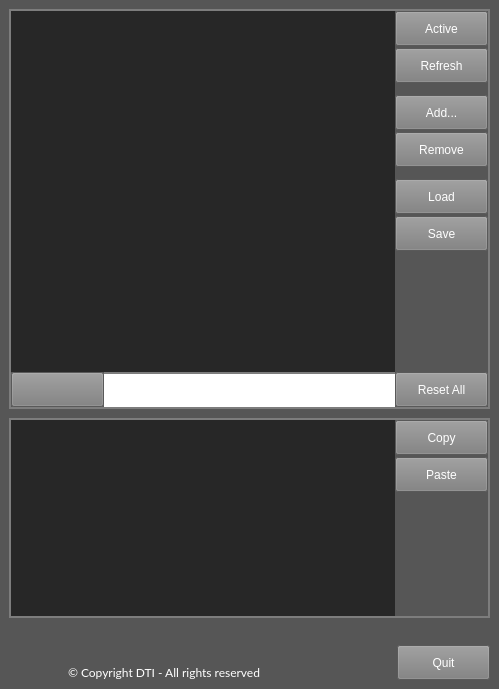
The window that resource/pattern_manager_widget.ui (teknologisk-institut/rqt_pattern_manager) describes before a commit, drawn with Qt 5.
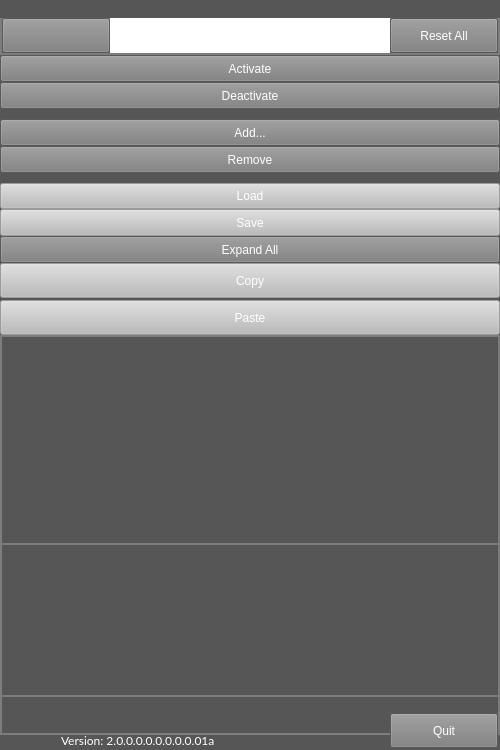
The same window after the commit. Icons and pictures are not drawn.

Commit message: added feature to drag and drop to set iteration order + created custom classes for views and models

Patch:
```diff
--- a/resource/pattern_manager_widget.ui
+++ b/resource/pattern_manager_widget.ui
@@ -6,8 +6,8 @@
    <rect>
     <x>0</x>
     <y>0</y>
-    <width>499</width>
-    <height>689</height>
+    <width>500</width>
+    <height>750</height>
    </rect>
   </property>
   <property name="sizePolicy">
@@ -18,8 +18,8 @@
   </property>
   <property name="minimumSize">
    <size>
-    <width>499</width>
-    <height>689</height>
+    <width>500</width>
+    <height>750</height>
    </size>
   </property>
   <property name="contextMenuPolicy">
@@ -45,7 +45,7 @@
 	background-color: #7d7d7d;
 	border-bottom: 1px solid black;
 	height: 27px;
-	width: 85px;
+	width: 100px;
 }
 
 QPushButton#stepButton {
@@ -56,6 +56,10 @@
     background: #5a8ab4;
 }
 
+QPushButton:!enabled {
+	background-color: rgb(187, 187, 187)
+}
+
 QTreeView {
 	background-color: #272727;
 	border: none;
@@ -83,8 +87,18 @@
     border-image: url(&quot;:/resource/stylesheet-branch-end.png&quot;) 0;
 }
 
-QTreeView::branch:has-children:!has-siblings:adjoins-item {
-    border-image: url(&quot;:/resource/stylesheet-branch-end.png&quot;) 0;
+QTreeView::branch:has-children:!has-siblings:closed,
+QTreeView::branch:closed:has-children:has-siblings {
+    border-image: none;
+    image: url(&quot;:/resource/stylesheet-branch-closed.png&quot;);
+}
+
+QTreeView::branch:open:has-children:!has-siblings,
+QTreeView::branch:open:has-children:has-siblings  {
+     border-image: none;
+     image: url(&quot;:/resource/stylesheet-branch-open.png&quot;);
+	height: 5px;
+	width: 5px;
 }
 
 QTableView {
@@ -106,20 +120,20 @@
 	border-bottom: 1px solid black;
 }
 
-QWidget#containerWidget {
+QWidget#containerWidget, QWidget#PatternManager {
 	background-color: #565656;
 }
 
-QWidget#bottomWidget, QWidget#topWidget{
-     border-style: solid;
-     border-width: 2px;
-     border-color: #7d7d7d;
+QWidget#bottomWidget, QWidget#topWidget, QWidget#progressWidget {
+	background-color: #565656;
+	border-style: solid;
+   border-width: 2px;
+   border-color: #7d7d7d;
 }
 
 QProgressBar {
+	border: none;
 	width: 27px;
-	border: none;
-	border-top: 2px solid #7d7d7d;
 }
 
 QProgressBar::chunk {
@@ -220,7 +234,7 @@
 	border-bottom: 1px solid black;
 }
 
-QWidget#containerWidget {
+QWidget#containerWidget, QWidget#PatternManager {
 	background-color: rgb(166, 119, 205);
 }
 
@@ -262,9 +276,9 @@
 }
 */</string>
   </property>
-  <layout class="QVBoxLayout" name="verticalLayout_6">
+  <layout class="QVBoxLayout" name="verticalLayout">
    <property name="spacing">
-    <number>6</number>
+    <number>0</number>
    </property>
    <property name="leftMargin">
     <number>0</number>
@@ -287,227 +301,35 @@
       <property name="leftMargin">
        <number>9</number>
       </property>
-      <item>
-       <widget class="QWidget" name="topWidget" native="true">
-        <property name="minimumSize">
-         <size>
-          <width>0</width>
-          <height>400</height>
-         </size>
-        </property>
-        <layout class="QVBoxLayout" name="verticalLayout_8">
-         <property name="spacing">
-          <number>0</number>
-         </property>
-         <property name="leftMargin">
-          <number>2</number>
-         </property>
          <property name="topMargin">
-          <number>2</number>
+       <number>9</number>
          </property>
          <property name="rightMargin">
-          <number>2</number>
+       <number>9</number>
          </property>
          <property name="bottomMargin">
-          <number>2</number>
-         </property>
-         <item>
-          <layout class="QHBoxLayout" name="horizontalLayout">
-           <property name="spacing">
-            <number>0</number>
-           </property>
-           <item>
-            <widget class="QTreeView" name="treeView">
-             <property name="minimumSize">
-              <size>
-               <width>0</width>
-               <height>0</height>
-              </size>
-             </property>
-             <property name="accessibleName">
-              <string>treeView</string>
-             </property>
-             <property name="frameShadow">
-              <enum>QFrame::Plain</enum>
-             </property>
-             <property name="rootIsDecorated">
-              <bool>false</bool>
-             </property>
-             <property name="uniformRowHeights">
-              <bool>true</bool>
-             </property>
-             <property name="itemsExpandable">
-              <bool>false</bool>
-             </property>
-             <property name="expandsOnDoubleClick">
-              <bool>false</bool>
-             </property>
-             <attribute name="headerVisible">
-              <bool>false</bool>
-             </attribute>
+       <number>9</number>
+      </property>
+     </layout>
             </widget>
            </item>
            <item>
-            <layout class="QVBoxLayout" name="verticalLayout">
-             <property name="spacing">
-              <number>2</number>
-             </property>
-             <property name="bottomMargin">
-              <number>0</number>
-             </property>
-             <item>
-              <widget class="QPushButton" name="activeButton">
-               <property name="text">
-                <string>Active</string>
-               </property>
-               <property name="autoDefault">
-                <bool>false</bool>
-               </property>
-               <property name="default">
-                <bool>false</bool>
-               </property>
-               <property name="flat">
-                <bool>false</bool>
-               </property>
-              </widget>
-             </item>
-             <item>
-              <widget class="QPushButton" name="refreshButton">
-               <property name="text">
-                <string>Refresh</string>
-               </property>
-              </widget>
-             </item>
-             <item>
-              <spacer name="verticalSpacer">
-               <property name="orientation">
-                <enum>Qt::Vertical</enum>
-               </property>
-               <property name="sizeType">
-                <enum>QSizePolicy::Fixed</enum>
-               </property>
-               <property name="sizeHint" stdset="0">
-                <size>
-                 <width>20</width>
-                 <height>10</height>
-                </size>
-               </property>
-              </spacer>
-             </item>
-             <item>
-              <widget class="QPushButton" name="addButton">
-               <property name="text">
-                <string>Add...</string>
-               </property>
-               <property name="autoDefault">
-                <bool>false</bool>
-               </property>
-               <property name="default">
-                <bool>false</bool>
-               </property>
-               <property name="flat">
-                <bool>false</bool>
-               </property>
-              </widget>
-             </item>
-             <item>
-              <widget class="QPushButton" name="removeButton">
-               <property name="text">
-                <string>Remove</string>
-               </property>
-               <property name="autoDefault">
-                <bool>false</bool>
-               </property>
-               <property name="default">
-                <bool>false</bool>
-               </property>
-               <property name="flat">
-                <bool>false</bool>
-               </property>
-              </widget>
-             </item>
-             <item>
-              <spacer name="verticalSpacer_2">
-               <property name="orientation">
-                <enum>Qt::Vertical</enum>
-               </property>
-               <property name="sizeType">
-                <enum>QSizePolicy::Fixed</enum>
-               </property>
-               <property name="sizeHint" stdset="0">
-                <size>
-                 <width>20</width>
-                 <height>10</height>
-                </size>
-               </property>
-              </spacer>
-             </item>
-             <item>
-              <widget class="QPushButton" name="loadButton">
-               <property name="text">
-                <string>Load</string>
-               </property>
-               <property name="autoDefault">
-                <bool>false</bool>
-               </property>
-               <property name="default">
-                <bool>false</bool>
-               </property>
-               <property name="flat">
-                <bool>false</bool>
-               </property>
-              </widget>
-             </item>
-             <item>
-              <widget class="QPushButton" name="saveButton">
-               <property name="text">
-                <string>Save</string>
-               </property>
-               <property name="autoDefault">
-                <bool>false</bool>
-               </property>
-               <property name="default">
-                <bool>false</bool>
-               </property>
-               <property name="flat">
-                <bool>false</bool>
-               </property>
-              </widget>
-             </item>
-             <item>
-              <spacer name="verticalSpacer_3">
-               <property name="orientation">
-                <enum>Qt::Vertical</enum>
-               </property>
-               <property name="sizeHint" stdset="0">
-                <size>
-                 <width>20</width>
-                 <height>40</height>
-                </size>
-               </property>
-              </spacer>
-             </item>
-            </layout>
-           </item>
-          </layout>
-         </item>
-         <item>
-          <widget class="QWidget" name="horizontalWidget" native="true">
+    <widget class="QWidget" name="progressWidget" native="true">
            <layout class="QHBoxLayout" name="horizontalLayout_5">
             <property name="spacing">
              <number>0</number>
             </property>
             <property name="leftMargin">
-             <number>0</number>
+       <number>2</number>
             </property>
             <property name="topMargin">
              <number>0</number>
             </property>
             <property name="rightMargin">
-             <number>0</number>
+       <number>2</number>
             </property>
             <property name="bottomMargin">
-             <number>0</number>
+       <number>2</number>
             </property>
             <item>
              <widget class="QPushButton" name="stepButton">
@@ -548,7 +370,7 @@
               <property name="minimumSize">
                <size>
                 <width>0</width>
-                <height>0</height>
+          <height>35</height>
                </size>
               </property>
               <property name="maximumSize">
@@ -587,93 +409,198 @@
            </layout>
           </widget>
          </item>
-        </layout>
+   <item>
+    <widget class="QWidget" name="topButtonWidget" native="true">
+     <layout class="QVBoxLayout" name="topButtonLayout">
+      <property name="spacing">
+       <number>0</number>
+      </property>
+      <property name="leftMargin">
+       <number>0</number>
+      </property>
+      <property name="topMargin">
+       <number>0</number>
+      </property>
+      <property name="rightMargin">
+       <number>0</number>
+      </property>
+      <property name="bottomMargin">
+       <number>0</number>
+      </property>
+      <item>
+       <widget class="QPushButton" name="activeButton">
+        <property name="text">
+         <string>Activate</string>
+        </property>
+        <property name="autoDefault">
+         <bool>false</bool>
+        </property>
+        <property name="default">
+         <bool>false</bool>
+        </property>
+        <property name="flat">
+         <bool>false</bool>
+        </property>
        </widget>
       </item>
       <item>
-       <spacer name="verticalSpacer_6">
+       <widget class="QPushButton" name="deactivateButton">
+        <property name="text">
+         <string>Deactivate</string>
+        </property>
+       </widget>
+      </item>
+      <item>
+       <spacer name="verticalSpacer">
         <property name="orientation">
          <enum>Qt::Vertical</enum>
         </property>
         <property name="sizeType">
          <enum>QSizePolicy::Fixed</enum>
+        </property>
+        <property name="sizeHint" stdset="0">
+         <size>
+          <width>1</width>
+          <height>10</height>
+         </size>
+        </property>
+       </spacer>
+      </item>
+      <item>
+       <widget class="QPushButton" name="addButton">
+        <property name="text">
+         <string>Add...</string>
+        </property>
+        <property name="autoDefault">
+         <bool>false</bool>
+        </property>
+        <property name="default">
+         <bool>false</bool>
+        </property>
+        <property name="flat">
+         <bool>false</bool>
+        </property>
+       </widget>
+      </item>
+      <item>
+       <widget class="QPushButton" name="removeButton">
+        <property name="text">
+         <string>Remove</string>
+        </property>
+        <property name="autoDefault">
+         <bool>false</bool>
+        </property>
+        <property name="default">
+         <bool>false</bool>
+        </property>
+        <property name="flat">
+         <bool>false</bool>
+        </property>
+       </widget>
+      </item>
+      <item>
+       <spacer name="verticalSpacer_2">
+        <property name="orientation">
+         <enum>Qt::Vertical</enum>
+        </property>
+        <property name="sizeType">
+         <enum>QSizePolicy::Fixed</enum>
+        </property>
+        <property name="sizeHint" stdset="0">
+         <size>
+          <width>1</width>
+          <height>10</height>
+         </size>
+        </property>
+       </spacer>
+      </item>
+      <item>
+       <widget class="QPushButton" name="loadButton">
+        <property name="enabled">
+         <bool>false</bool>
+        </property>
+        <property name="text">
+         <string>Load</string>
+        </property>
+        <property name="autoDefault">
+         <bool>false</bool>
+        </property>
+        <property name="default">
+         <bool>false</bool>
+        </property>
+        <property name="flat">
+         <bool>false</bool>
+        </property>
+       </widget>
+      </item>
+      <item>
+       <widget class="QPushButton" name="saveButton">
+        <property name="enabled">
+         <bool>false</bool>
+        </property>
+        <property name="text">
+         <string>Save</string>
+        </property>
+        <property name="autoDefault">
+         <bool>false</bool>
+        </property>
+        <property name="default">
+         <bool>false</bool>
+        </property>
+        <property name="flat">
+         <bool>false</bool>
+        </property>
+       </widget>
+      </item>
+      <item>
+       <spacer name="verticalSpacer_5">
+        <property name="orientation">
+         <enum>Qt::Vertical</enum>
         </property>
         <property name="sizeHint" stdset="0">
          <size>
           <width>20</width>
-          <height>9</height>
+          <height>40</height>
          </size>
         </property>
        </spacer>
       </item>
       <item>
-       <widget class="QWidget" name="bottomWidget" native="true">
-        <property name="minimumSize">
-         <size>
-          <width>450</width>
-          <height>200</height>
-         </size>
+       <widget class="QPushButton" name="expandButton">
+        <property name="text">
+         <string>Expand All</string>
         </property>
-        <property name="maximumSize">
-         <size>
-          <width>16777215</width>
-          <height>200</height>
-         </size>
-        </property>
-        <layout class="QHBoxLayout" name="horizontalLayout_2">
-         <property name="spacing">
-          <number>0</number>
-         </property>
-         <property name="leftMargin">
-          <number>2</number>
-         </property>
-         <property name="topMargin">
-          <number>2</number>
-         </property>
-         <property name="rightMargin">
-          <number>2</number>
-         </property>
-         <property name="bottomMargin">
-          <number>2</number>
-         </property>
-         <item>
-          <widget class="QTableView" name="parameterView">
-           <property name="sizePolicy">
-            <sizepolicy hsizetype="Expanding" vsizetype="Expanding">
-             <horstretch>0</horstretch>
-             <verstretch>0</verstretch>
-            </sizepolicy>
-           </property>
-           <property name="minimumSize">
-            <size>
-             <width>0</width>
-             <height>0</height>
-            </size>
-           </property>
-           <property name="accessibleName">
-            <string>parameterView</string>
-           </property>
-           <property name="frameShadow">
-            <enum>QFrame::Plain</enum>
-           </property>
-           <property name="editTriggers">
-            <set>QAbstractItemView::AnyKeyPressed|QAbstractItemView::DoubleClicked|QAbstractItemView::EditKeyPressed</set>
-           </property>
-           <attribute name="horizontalHeaderHighlightSections">
-            <bool>false</bool>
-           </attribute>
-          </widget>
-         </item>
+       </widget>
+      </item>
+     </layout>
+    </widget>
+   </item>
          <item>
-          <layout class="QVBoxLayout" name="verticalLayout_2">
+    <widget class="QWidget" name="bottomButtonWidget" native="true">
+     <layout class="QVBoxLayout" name="bottomButtonLayout">
            <property name="spacing">
             <number>2</number>
            </property>
            <property name="sizeConstraint">
             <enum>QLayout::SetDefaultConstraint</enum>
            </property>
+      <property name="leftMargin">
+       <number>0</number>
+      </property>
+      <property name="topMargin">
+       <number>0</number>
+      </property>
+      <property name="rightMargin">
+       <number>0</number>
+      </property>
+      <property name="bottomMargin">
+       <number>0</number>
+      </property>
            <item>
             <widget class="QPushButton" name="copyButton">
+        <property name="enabled">
+         <bool>false</bool>
+        </property>
              <property name="text">
               <string>Copy</string>
              </property>
@@ -681,6 +608,9 @@
            </item>
            <item>
             <widget class="QPushButton" name="pasteButton">
+        <property name="enabled">
+         <bool>false</bool>
+        </property>
              <property name="text">
               <string>Paste</string>
              </property>
@@ -703,28 +633,70 @@
             </spacer>
            </item>
           </layout>
-         </item>
+    </widget>
+   </item>
+   <item>
+    <widget class="QWidget" name="topWidget" native="true">
+     <property name="minimumSize">
+      <size>
+       <width>0</width>
+       <height>400</height>
+      </size>
+     </property>
+     <layout class="QHBoxLayout" name="horizontalLayout">
+      <property name="spacing">
+       <number>0</number>
+      </property>
+      <property name="leftMargin">
+       <number>2</number>
+      </property>
+      <property name="topMargin">
+       <number>2</number>
+      </property>
+      <property name="rightMargin">
+       <number>2</number>
+      </property>
+      <property name="bottomMargin">
+       <number>2</number>
+      </property>
         </layout>
        </widget>
       </item>
       <item>
-       <spacer name="verticalSpacer_5">
-        <property name="orientation">
-         <enum>Qt::Vertical</enum>
-        </property>
-        <property name="sizeType">
-         <enum>QSizePolicy::Fixed</enum>
-        </property>
-        <property name="sizeHint" stdset="0">
+    <widget class="QWidget" name="bottomWidget" native="true">
+     <property name="minimumSize">
+      <size>
+       <width>450</width>
+       <height>154</height>
+      </size>
+     </property>
+     <property name="maximumSize">
          <size>
-          <width>20</width>
-          <height>9</height>
-         </size>
-        </property>
-       </spacer>
+       <width>16777215</width>
+       <height>154</height>
+      </size>
+     </property>
+     <layout class="QHBoxLayout" name="horizontalLayout_2">
+      <property name="spacing">
+       <number>0</number>
+      </property>
+      <property name="leftMargin">
+       <number>2</number>
+      </property>
+      <property name="topMargin">
+       <number>2</number>
+      </property>
+      <property name="rightMargin">
+       <number>2</number>
+      </property>
+      <property name="bottomMargin">
+       <number>2</number>
+      </property>
+     </layout>
+    </widget>
       </item>
       <item>
-       <widget class="QWidget" name="widget" native="true">
+    <widget class="QWidget" name="endWidget" native="true">
         <property name="minimumSize">
          <size>
           <width>481</width>
@@ -745,16 +717,16 @@
           <enum>QLayout::SetDefaultConstraint</enum>
          </property>
          <property name="leftMargin">
-          <number>0</number>
+       <number>2</number>
          </property>
          <property name="topMargin">
-          <number>0</number>
+       <number>2</number>
          </property>
          <property name="rightMargin">
-          <number>0</number>
+       <number>2</number>
          </property>
          <property name="bottomMargin">
-          <number>0</number>
+       <number>2</number>
          </property>
          <item>
           <widget class="QLabel" name="logo">
@@ -807,7 +779,7 @@
             </font>
            </property>
            <property name="text">
-            <string>© Copyright DTI - All rights reserved</string>
+         <string>Version: 2.0.0.0.0.0.0.0.0.01a</string>
            </property>
            <property name="textFormat">
             <enum>Qt::AutoText</enum>
@@ -877,9 +849,6 @@
             </widget>
            </item>
           </layout>
-         </item>
-        </layout>
-       </widget>
       </item>
      </layout>
     </widget>
```
Left out of the diff: 4 changed lines with no effect on the pictures. Lines whose indentation alone changed are shown as unchanged. The commit also changes 12 other files.
